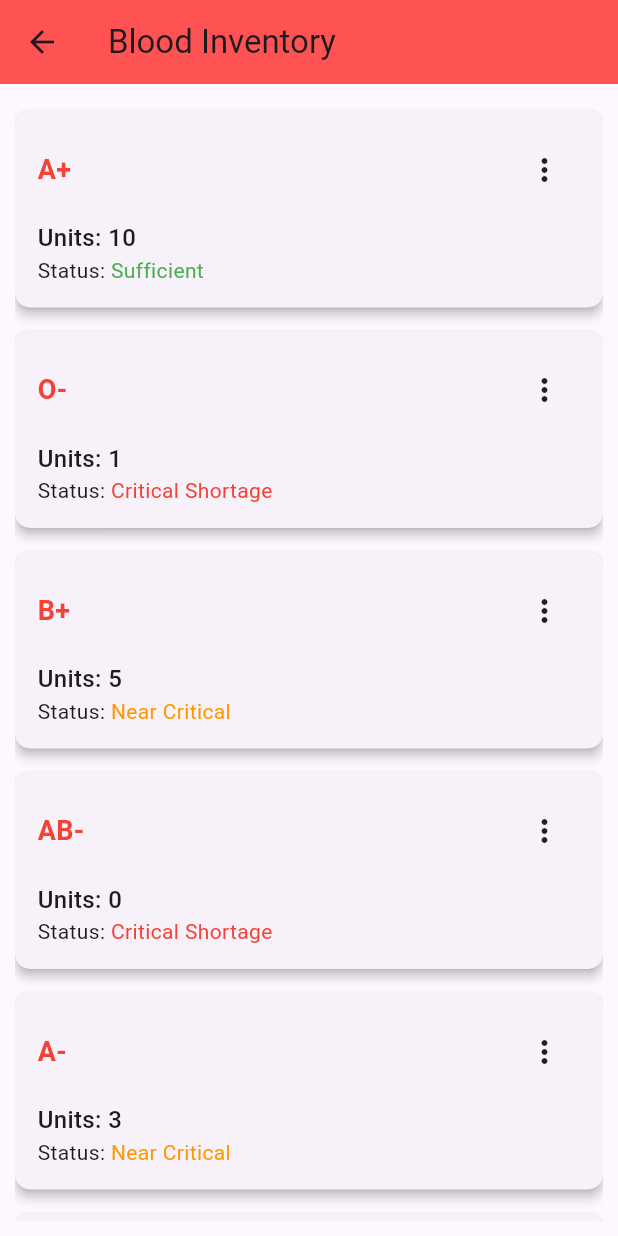
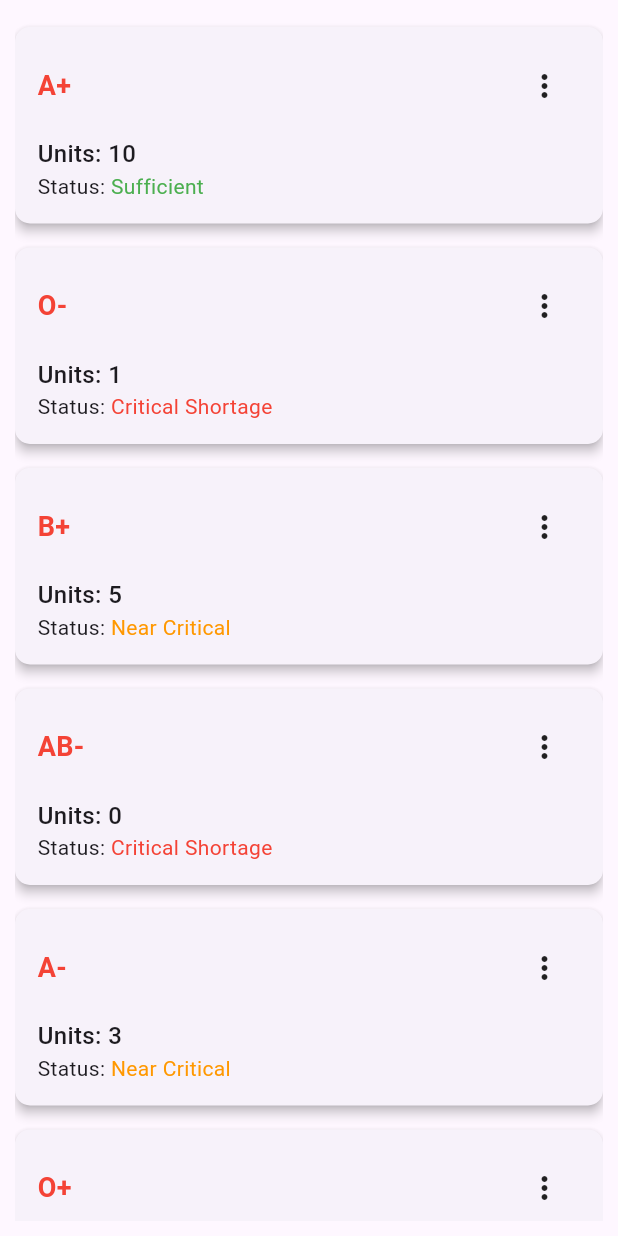
Before and after one commit to bsc-com-34-20Unima/Blood-Bridge, a Flutter app: the HomePage screen opened directly, after a tap on "View Blood Inventory", on a phone screen of 412 x 824 dp. Run offline on Flutter 3.47's test engine with Material 3 defaults, Android fonts, the phone set to English and light mode, and no system bars; our stand-ins replace cloud_firestore, firebase_auth, firebase_core, geolocator, table_calendar; accounts and stored records are empty.

Commit message:
editing blood inventory ui

```diff
--- a/lib/pages/DashboardPages/BloodInventory.dart
+++ b/lib/pages/DashboardPages/BloodInventory.dart
@@ -22,10 +22,6 @@ class HomePage extends StatelessWidget {
   @override
   Widget build(BuildContext context) {
     return Scaffold(
-      appBar: AppBar(
-        title: Text("Blood Bridge App"),
-        backgroundColor: Colors.redAccent,
-      ),
       body: Center(
         child: ElevatedButton(
           onPressed: () {
@@ -123,10 +119,10 @@ class _BloodInventoryPageState extends State<BloodInventoryPage> {
   @override
   Widget build(BuildContext context) {
     return Scaffold(
-      appBar: AppBar(
-        title: Text("Blood Inventory"),
-        backgroundColor: Colors.redAccent,
-      ),
+      // appBar: AppBar(
+      //   // title: Text("Blood Inventory"),
+      //   backgroundColor: Colors.redAccent,
+      // ),
       body: Padding(
         padding: EdgeInsets.all(10),
         child: ListView.builder(
```
